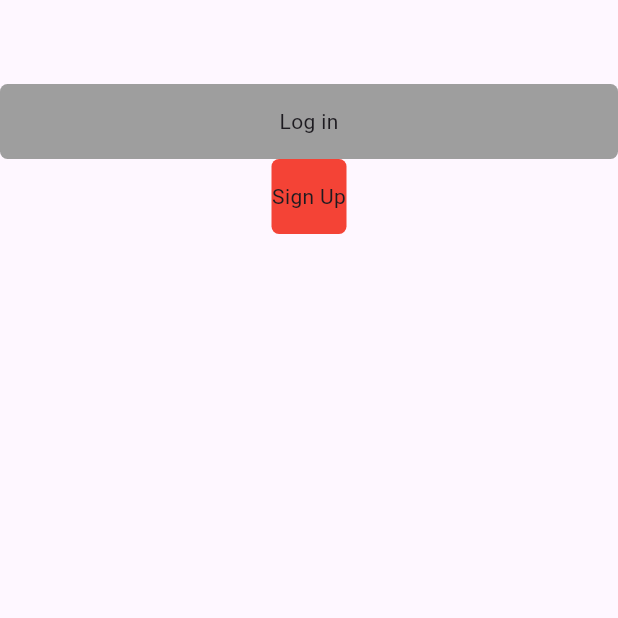
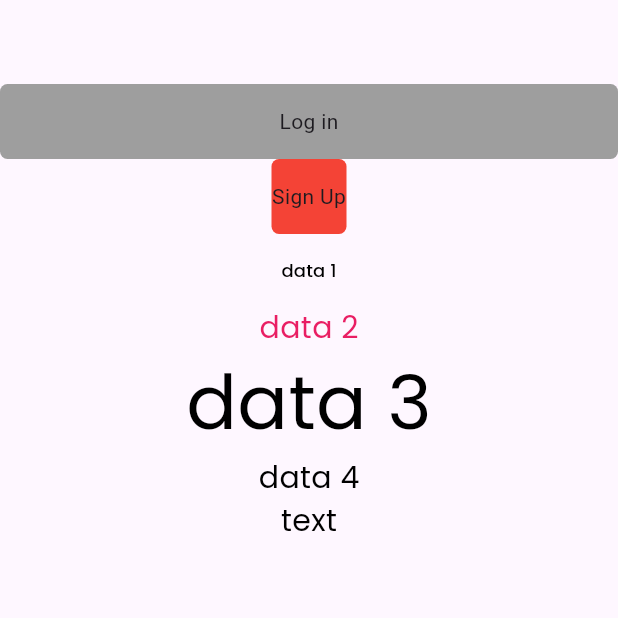
Before and after one commit to Kuldip96/flutter4to6, a Flutter app: the screen it shows after launch, on a phone screen of 412 x 824 dp, the top half of it. Run offline on Flutter 3.47's test engine with Material 3 defaults, Android fonts, the phone set to English and light mode, and no system bars; our stand-ins replace google_fonts.

Commit message:
10-12-2024

```diff
--- /dev/null
+++ b/lib/Widgets/comman_text.dart
@@ -0,0 +1,35 @@
+import 'package:flutter/material.dart';
+import 'package:google_fonts/google_fonts.dart';
+
+class AppText extends StatelessWidget {
+  final String text;
+  final double? weight;
+  final Color? color;
+  final VoidCallback? onPress;
+  const AppText(
+      {super.key, required this.text, this.weight, this.color, this.onPress});
+
+  @override
+  Widget build(BuildContext context) {
+    return Container(
+      child: onPress == null
+          ? Text(
+              text,
+              style: GoogleFonts.poppins(
+                fontSize: weight ?? 20,
+                color: color ?? Colors.black,
+              ),
+            )
+          : TextButton(
+              onPressed: onPress,
+              child: Text(
+                text,
+                style: GoogleFonts.poppins(
+                  fontSize: weight ?? 20,
+                  color: color ?? Colors.black,
+                ),
+              ),
+            ),
+    );
+  }
+}
--- a/lib/lacture14.dart
+++ b/lib/lacture14.dart
@@ -1,4 +1,6 @@
+import 'dart:developer';
 import 'package:demoapp/Widgets/comman_container.dart';
+import 'package:demoapp/Widgets/comman_text.dart';
 import 'package:flutter/material.dart';
 
 class CommanWidget extends StatefulWidget {
@@ -29,6 +31,25 @@ class _CommanWidgetState extends State<CommanWidget> {
             borderRadius: BorderRadius.circular(5),
             text: "Sign Up",
           ),
+          AppText(
+            text: "data 1",
+            weight: 12,
+            onPress: () {
+              log("message");
+            },
+          ),
+          const AppText(
+            text: "data 2",
+            color: Colors.pink,
+          ),
+          const AppText(
+            text: "data 3",
+            weight: 50,
+          ),
+          const AppText(
+            text: "data 4",
+          ),
+          const AppText(text: "text"),
         ],
       ),
     );
```
